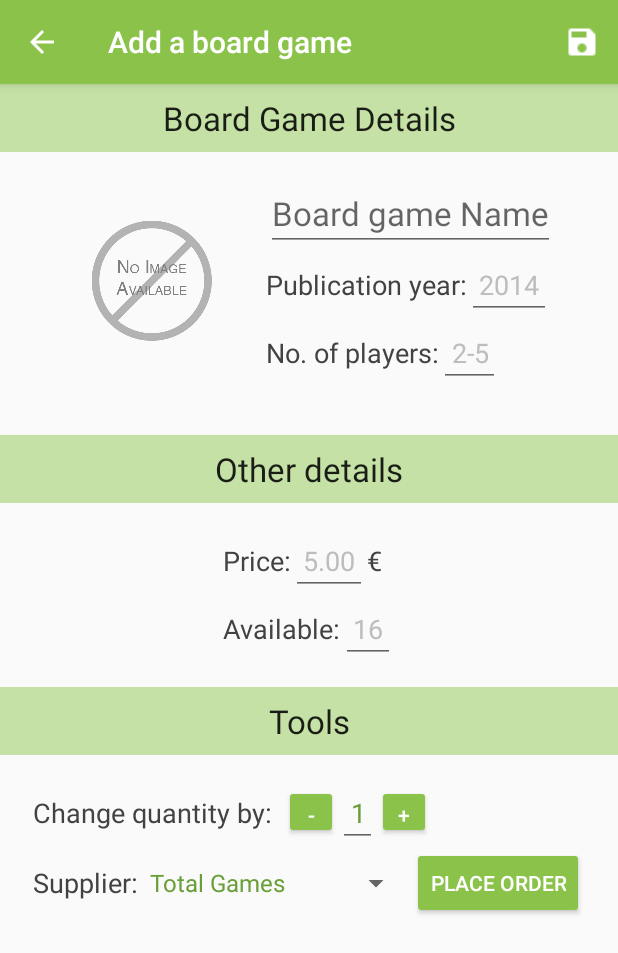
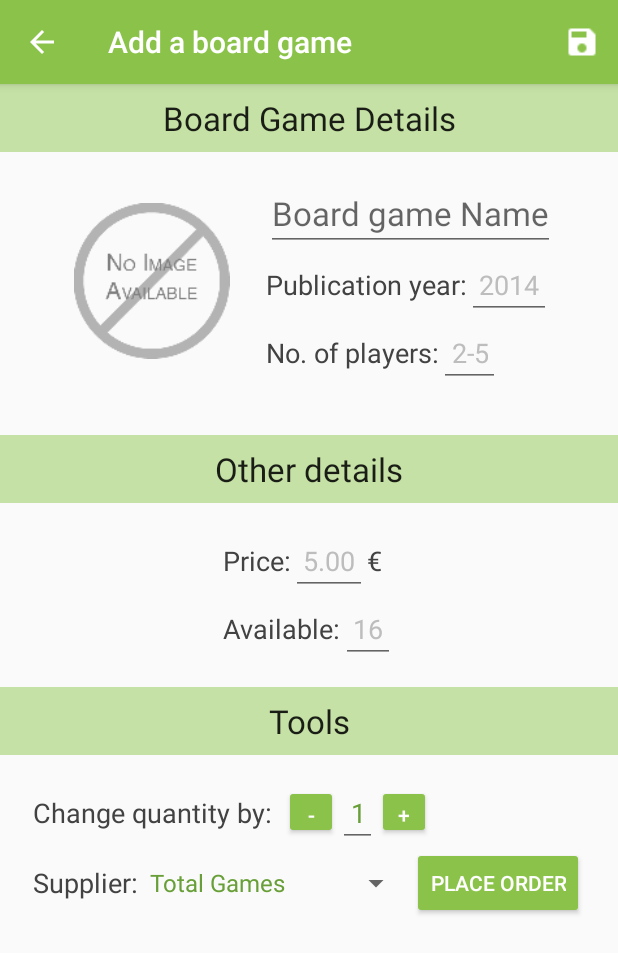
Before and after one commit to jmagdalinos/BoardGameInventory, an Android app: the DetailActivity screen opened directly, with no data from a screen before it, on a phone screen of 412 x 824 dp. Shown: the top 953 px of the screen. Run offline under Robolectric (Android 15) with nearby library versions, the phone set to English and light mode, and no system bars.

```diff
--- a/app/src/main/java/com/example/android/boardgameinventory/BoardGameAdapter.java
+++ b/app/src/main/java/com/example/android/boardgameinventory/BoardGameAdapter.java
@@ -24,7 +24,7 @@ import static com.example.android.boardgameinventory.R.id.price;
  * It creates a list item for each row of the cursor's data
  */
 
-public class BoardGameAdapter extends CursorAdapter {
+public class BoardGameAdapter extends CursorAdapter{
 
     /** Variable holding board game name */
     private String mName;
@@ -116,7 +116,8 @@ public class BoardGameAdapter extends CursorAdapter {
                     context.getResources()
                             .getDimensionPixelSize(R.dimen.image_size),
                     context.getResources().getDimensionPixelSize(R.dimen.image_size));
-            pictureImageView.setImageBitmap(selectedImage);
+//            pictureImageView.setImageBitmap(selectedImage);
+//            pictureImageView.setImageURI(imageUri);
         } else {
             // Show the placeholder instead
             pictureImageView.setImageDrawable(context.getResources().getDrawable(R.drawable
@@ -151,4 +152,5 @@ public class BoardGameAdapter extends CursorAdapter {
             }
         });
     }
+
 }
--- a/app/src/main/java/com/example/android/boardgameinventory/CatalogActivity.java
+++ b/app/src/main/java/com/example/android/boardgameinventory/CatalogActivity.java
@@ -218,7 +218,8 @@ public class CatalogActivity extends AppCompatActivity implements LoaderManager
     }
 
     /**
-     * TODO: add comments
+     * Creates a search dialog so the user can find a substring. It also has the option to clear
+     * the search and return to the full list.
      */
     private void showSearchDialog() {
         // Get the layout inflater
--- a/app/src/main/res/layout/activity_detail.xml
+++ b/app/src/main/res/layout/activity_detail.xml
@@ -34,7 +34,7 @@
                 android:padding="@dimen/list_item_internal_padding"
                 android:layout_marginRight="@dimen/list_item_internal_padding"
                 android:layout_gravity="center_vertical"
-                android:scaleType="center"
+                android:scaleType="fitCenter"
                 android:src="@drawable/no_image"/>
 
             <LinearLayout
```
Also changed, not shown: app/src/main/java/com/example/android/boardgameinventory/DetailActivity.java (+12 -10 lines).
